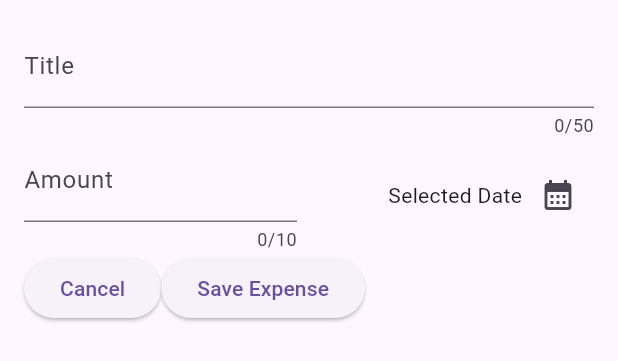
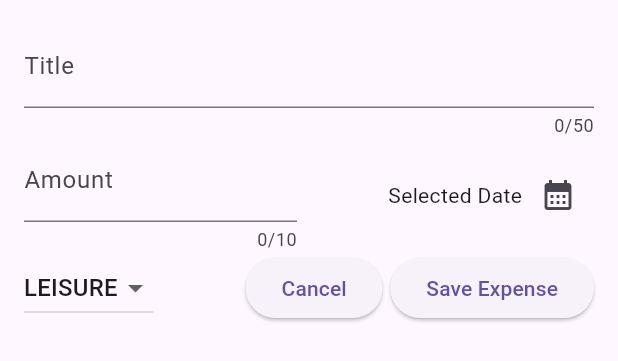
Before and after one commit to sameerkum0305-eng/expense_tracker, a Flutter app: the NewExpense widget shown alone on an empty page, opened directly, on a phone screen of 412 x 824 dp. Shown: the top 361 px of the screen. Run offline on Flutter 3.47's test engine with Material 3 defaults, Android fonts, the phone set to English and light mode, and no system bars.

Commit message:
updated new_expense.dart

```diff
--- a/lib/widgets/new_expense.dart
+++ b/lib/widgets/new_expense.dart
@@ -1,5 +1,8 @@
-import 'package:flutter/cupertino.dart';
+import 'package:expense_tracker/models/expense.dart';
 import 'package:flutter/material.dart';
+import 'package:intl/intl.dart';
+
+final formatter = DateFormat.yMd();
 
 class NewExpense extends StatefulWidget {
   const NewExpense({super.key});
@@ -13,6 +16,7 @@ class _NewExpenseState extends State<NewExpense> {
   final _titleController = TextEditingController();
   final _amountController = TextEditingController();
   DateTime? _selectedDate;
+  Category _selectedCategory = Category.leisure;
   //make an amount controller
   @override
   void dispose() {
@@ -66,7 +70,11 @@ class _NewExpenseState extends State<NewExpense> {
                   mainAxisAlignment: MainAxisAlignment.end,
                   crossAxisAlignment: CrossAxisAlignment.center,
                   children: [
-                    const Text("Selected Date"),
+                    Text(
+                      _selectedDate == null
+                          ? 'Selected Date'
+                          : formatter.format(_selectedDate!),
+                    ),
                     IconButton(
                       onPressed: () {
                         _presentDatePicker();
@@ -81,12 +89,33 @@ class _NewExpenseState extends State<NewExpense> {
           //Put Amount TextField
           Row(
             children: [
+              DropdownButton(
+                value: _selectedCategory,
+                items: Category.values
+                    .map(
+                      (category) => DropdownMenuItem(
+                        value: category,
+                        child: Text(category.name.toUpperCase()),
+                      ),
+                    )
+                    .toList(),
+                onChanged: (value) {
+                  if (value == null) {
+                    return; //guard clause if statement
+                  }
+                  setState(() {
+                    _selectedCategory = value;
+                  });
+                },
+              ),
+              Spacer(),
               ElevatedButton(
                 onPressed: () {
                   Navigator.pop(context);
                 },
                 child: Text("Cancel"),
               ),
+              SizedBox(width: 5),
               ElevatedButton(
                 onPressed: () {
                   print(_titleController.text);
```
